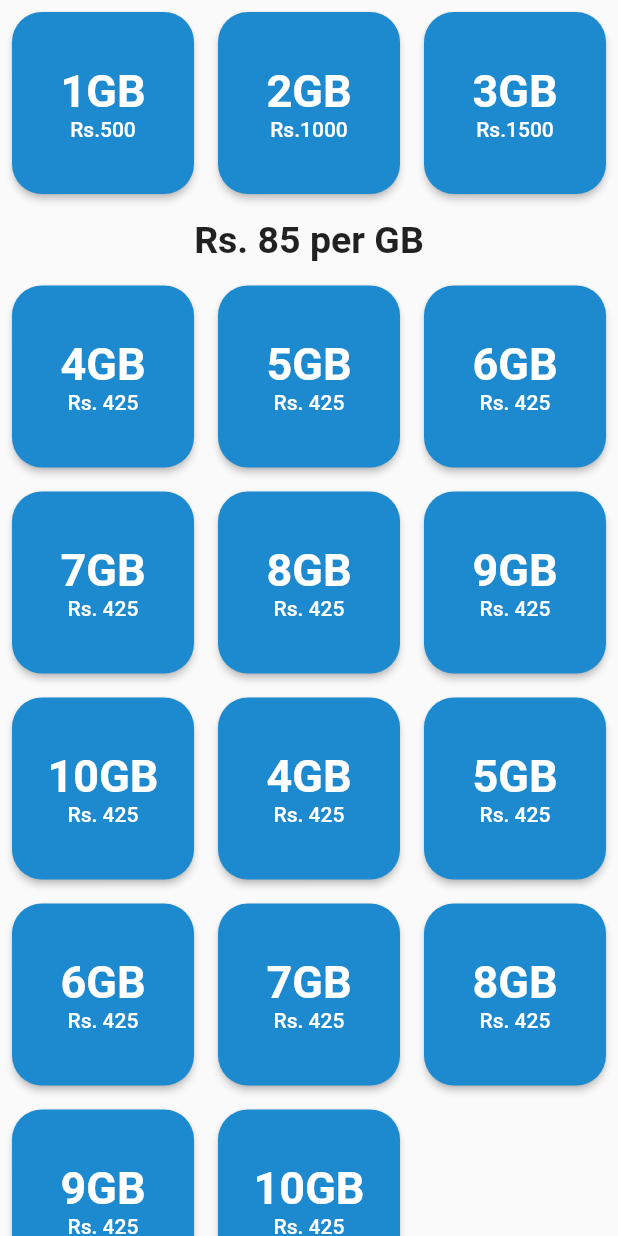
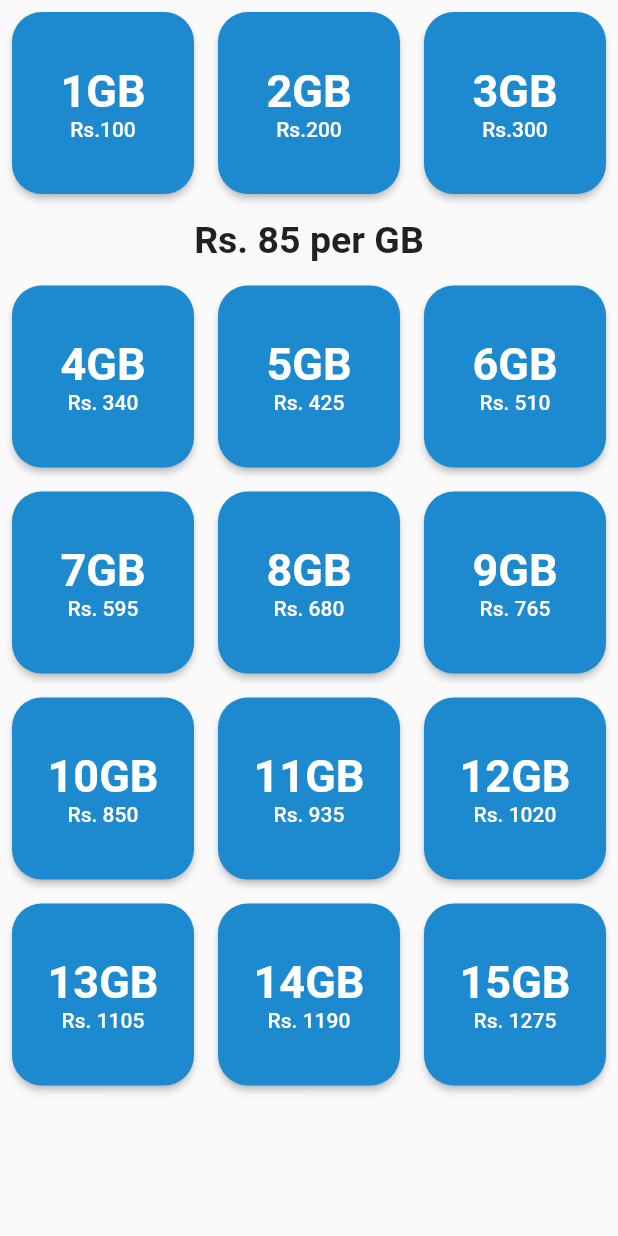
Before and after one commit to User-Experience-Design-SE3050-2021/se3050---uee-2021s2_reg_we_40, a Flutter app: the AddMoreData widget shown alone on an empty page, opened directly, on a phone screen of 412 x 824 dp. Run offline on Flutter 3.47's test engine with Material 2 defaults, Android fonts, the phone set to English and light mode, and no system bars; our stand-ins replace charts_flutter, flutter_datetime_picker.

Commit message:
Created gift data and redeem data

```diff
--- a/lib/pages/HomePage/home_page.dart
+++ b/lib/pages/HomePage/home_page.dart
@@ -10,6 +10,7 @@ import 'package:slt_broadband_application/pages/usage_page/usage_page.dart';
 import 'package:slt_broadband_application/pages/Extra GB Usage/extra_gb_usage.dart';
 import 'package:slt_broadband_application/pages/bonus_data_usage/bonus_data_uage.dart';
 import 'package:slt_broadband_application/pages/add_ons_usage/add_ons_usage.dart';
+
 class HomePage extends StatefulWidget {
   final initialPage;
   final title;
@@ -74,7 +75,7 @@ class _HomePageState extends State<HomePage> {
     ];
     return Scaffold(
       resizeToAvoidBottomInset: false,
-      resizeToAvoidBottomPadding: true,
+      //resizeToAvoidBottomPadding: true,
       backgroundColor: Colors.grey[300],
       appBar: AppBar(
         title: Text(appBarTitle),
--- a/lib/pages/add_more_data_page/add_more_data.dart
+++ b/lib/pages/add_more_data_page/add_more_data.dart
@@ -10,43 +10,60 @@ class _AddMoreDataState extends State<AddMoreData> {
   @override
   Widget build(BuildContext context) {
     return Container(
-
       height: MediaQuery.of(context).size.height,
-      child:Column(
-        children: [
+      child: Column(children: [
         Container(
-            height: MediaQuery.of(context).size.height/6,
+          height: MediaQuery.of(context).size.height / 6,
           child: Row(
             children: <Widget>[
-                DataCard(value: '1GB',amount: 'Rs.500',),
-                DataCard(value: '2GB',amount: 'Rs.1000',),
-                DataCard(value: '3GB',amount: 'Rs.1500',)
+              DataCard(
+                value: '1GB',
+                amount: 'Rs.100',
+              ),
+              DataCard(
+                value: '2GB',
+                amount: 'Rs.200',
+              ),
+              DataCard(
+                value: '3GB',
+                amount: 'Rs.300',
+              )
             ],
           ),
         ),
         Padding(
           padding: const EdgeInsets.all(8.0),
-            child: Text('Rs. 85 per GB',style: TextStyle(fontWeight: FontWeight.bold,fontSize: 25),),
+          child: Text(
+            'Rs. 85 per GB',
+            style: TextStyle(fontWeight: FontWeight.bold, fontSize: 25),
+          ),
         ),
         Expanded(
           child: Container(
-              child: GridView.count(crossAxisCount: 3,
-    children: List.generate(ADD_MORE_DATA_CARDS.length, (index) {
-      return DataCard(value: ADD_MORE_DATA_CARDS[index]['value'],amount: ADD_MORE_DATA_CARDS[index]['amount'],);
-    }  ,),
-
+              child: GridView.count(
+            crossAxisCount: 3,
+            children: List.generate(
+              ADD_MORE_DATA_CARDS.length,
+              (index) {
+                return DataCard(
+                  value: ADD_MORE_DATA_CARDS[index]['value'],
+                  amount: ADD_MORE_DATA_CARDS[index]['amount'],
+                );
+              },
+            ),
           )),
         ),
-        ]
-      ),
+      ]),
     );
   }
 }
 
 class DataCard extends StatelessWidget {
-  final String value,amount;
+  final String value, amount;
   DataCard({
-    Key key, this.value, this.amount,
+    Key key,
+    this.value,
+    this.amount,
   }) : super(key: key);
 
   @override
@@ -56,7 +73,7 @@ class DataCard extends StatelessWidget {
         padding: const EdgeInsets.all(8.0),
         child: MaterialButton(
           color: Color(0xff1D89CF),
-            onPressed: ()=>showDialog<String>(
+          onPressed: () => showDialog<String>(
             context: context,
             builder: (BuildContext context) => AlertDialog(
               title: const Text('Payment'),
@@ -74,13 +91,21 @@ class DataCard extends StatelessWidget {
             ),
           ),
           shape: RoundedRectangleBorder(
-              borderRadius: BorderRadius.all(Radius.circular(20))
-            ),
+              borderRadius: BorderRadius.all(Radius.circular(20))),
           child: Column(
             mainAxisAlignment: MainAxisAlignment.center,
             children: <Widget>[
-                Text(value, style: TextStyle(color: Colors.white,fontWeight: FontWeight.bold,fontSize: 30),),
-                Text(amount, style: TextStyle(color: Colors.white),)
+              Text(
+                value,
+                style: TextStyle(
+                    color: Colors.white,
+                    fontWeight: FontWeight.bold,
+                    fontSize: 30),
+              ),
+              Text(
+                amount,
+                style: TextStyle(color: Colors.white),
+              )
             ],
           ),
         ),
--- a/lib/utils/constants.dart
+++ b/lib/utils/constants.dart
@@ -2,7 +2,10 @@ import 'package:flutter/material.dart';
 import 'package:slt_broadband_application/models/slt-basic-card-item-model.dart';
 import 'package:slt_broadband_application/pages/add_more_data_page/add_more_data.dart';
 import 'package:slt_broadband_application/pages/data_add_ons_page/data_add_ons_page.dart';
+import 'package:slt_broadband_application/pages/gift_data_page/gift_data.dart';
 import 'package:slt_broadband_application/pages/promo_page/model/promo_model.dart';
+import 'package:slt_broadband_application/pages/promo_page/promo_page.dart';
+import 'package:slt_broadband_application/pages/redeem_data_page/redeem_data.dart';
 
 const ENTRIES = [
   SLTPromoModel(
@@ -47,19 +50,17 @@ var SLT_MANAGE_DATA_PAGE_CONTENT = [
   SLTBasicCardItem(
       icon: Icons.card_giftcard,
       label: 'GiftData',
-      page: MaterialPage(child: DataAddOnsPage())),
+      page: MaterialPage(child: GiftData())),
   SLTBasicCardItem(
       icon: Icons.credit_card,
       label: 'Redeem Data',
-      page: MaterialPage(child: DataAddOnsPage())),
+      page: MaterialPage(child: RedeemData())),
   SLTBasicCardItem(
       icon: Icons.calendar_today,
       label: 'Happy Day',
       page: MaterialPage(child: DataAddOnsPage())),
   SLTBasicCardItem(
-      icon: Icons.search,
-      label: 'More',
-      page: MaterialPage(child: DataAddOnsPage()))
+      icon: Icons.search, label: 'More', page: MaterialPage(child: PromoPage()))
 ];
 
 const Detailed_Report_color_list = <MaterialColor>[
@@ -88,22 +89,17 @@ const Detailed_Report_data_list = [
   {'label': 'Others', 'value': '100MB'},
 ];
 
-
 const ADD_MORE_DATA_CARDS = [
-  {'value':'4GB','amount':'Rs. 425'},
-  {'value':'5GB','amount':'Rs. 425'},
-  {'value':'6GB','amount':'Rs. 425'},
-  {'value':'7GB','amount':'Rs. 425'},
-  {'value':'8GB','amount':'Rs. 425'},
-  {'value':'9GB','amount':'Rs. 425'},
-  {'value':'10GB','amount':'Rs. 425'},
-  {'value':'4GB','amount':'Rs. 425'},
-  {'value':'5GB','amount':'Rs. 425'},
-  {'value':'6GB','amount':'Rs. 425'},
-  {'value':'7GB','amount':'Rs. 425'},
-  {'value':'8GB','amount':'Rs. 425'},
-  {'value':'9GB','amount':'Rs. 425'},
-  {'value':'10GB','amount':'Rs. 425'},
-
-
+  {'value': '4GB', 'amount': 'Rs. 340'},
+  {'value': '5GB', 'amount': 'Rs. 425'},
+  {'value': '6GB', 'amount': 'Rs. 510'},
+  {'value': '7GB', 'amount': 'Rs. 595'},
+  {'value': '8GB', 'amount': 'Rs. 680'},
+  {'value': '9GB', 'amount': 'Rs. 765'},
+  {'value': '10GB', 'amount': 'Rs. 850'},
+  {'value': '11GB', 'amount': 'Rs. 935'},
+  {'value': '12GB', 'amount': 'Rs. 1020'},
+  {'value': '13GB', 'amount': 'Rs. 1105'},
+  {'value': '14GB', 'amount': 'Rs. 1190'},
+  {'value': '15GB', 'amount': 'Rs. 1275'},
 ];
```
Also changed, not shown: lib/pages/data_add_ons_page/widget/card.dart (+21 -5 lines), lib/pages/gift_data_page/gift_data.dart (added, +137 -0 lines), lib/pages/redeem_data_page/redeem_data.dart (added, +133 -0 lines), pubspec.lock. Lines whose indentation alone changed are shown as unchanged.
